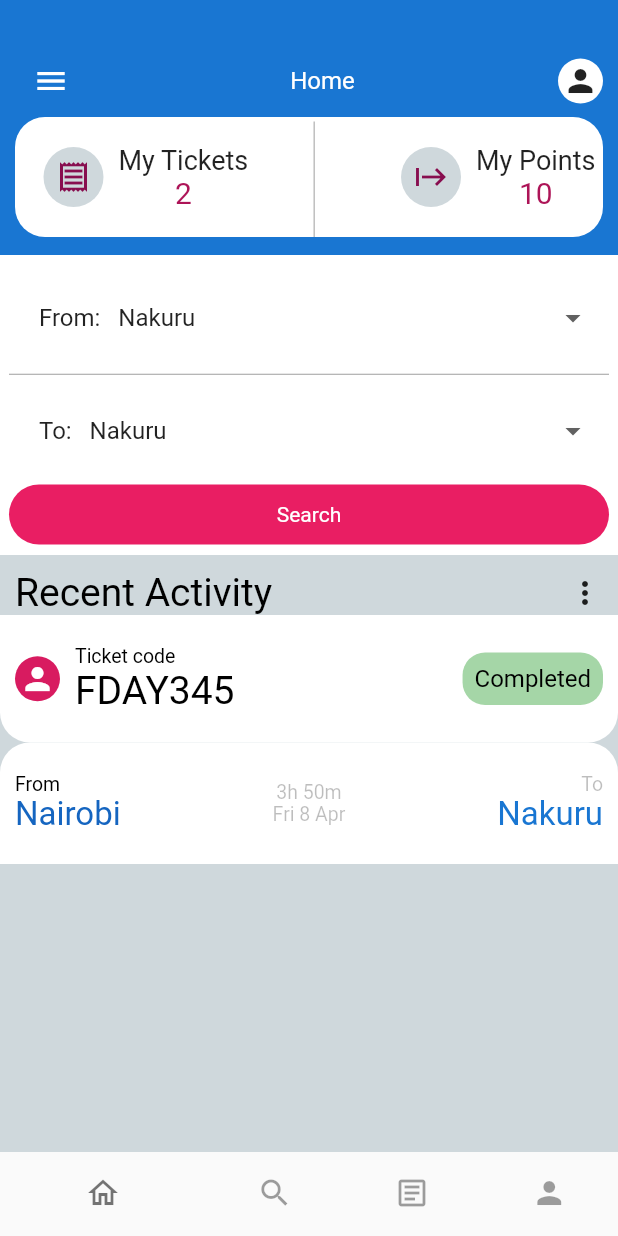
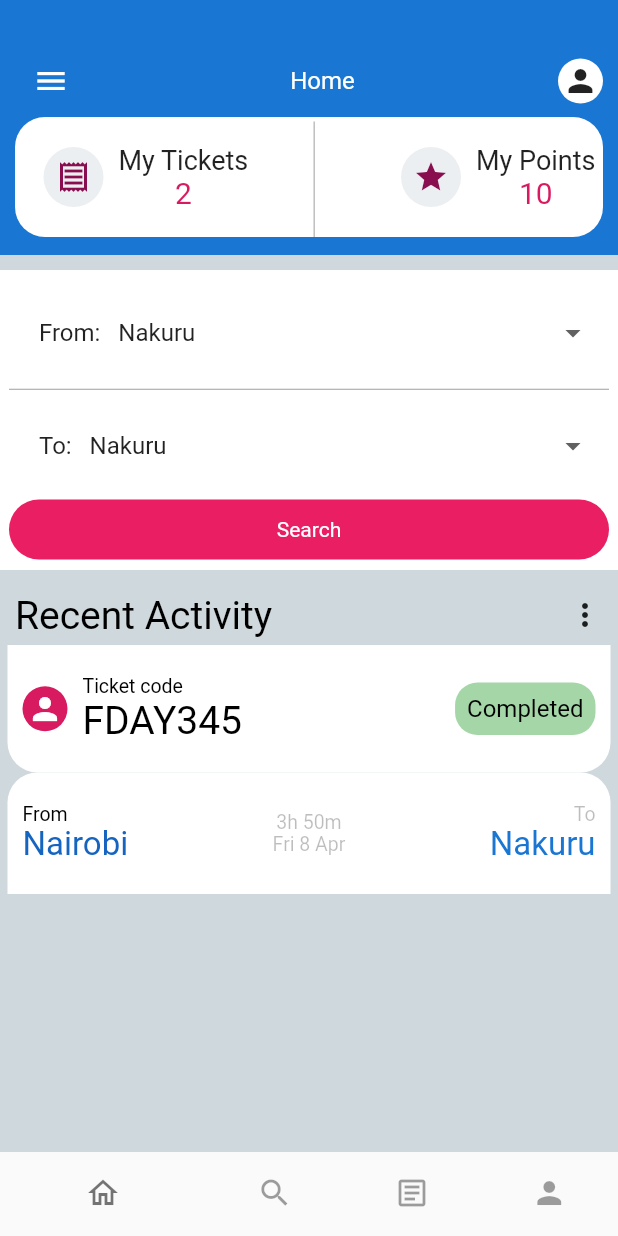
Before and after one commit to Brian-mula/booking-app, a Flutter app: the MainHomePage screen opened directly, on a phone screen of 412 x 824 dp. Run offline on Flutter 3.47's test engine with Material 2 defaults, Android fonts, the phone set to English and light mode, and no system bars.

Commit message:
home page update

```diff
--- a/lib/main.dart
+++ b/lib/main.dart
@@ -17,11 +17,10 @@ class MyApp extends StatelessWidget {
         debugShowCheckedModeBanner: false,
         title: 'Dashboard',
         theme: ThemeData(
-
           primarySwatch: Colors.blue,
         ),
-      // home: const MainHomePage()
-      home:const Register(),
+        home: const MainHomePage()
+        // home:const Register(),
         );
   }
 }
--- a/lib/pages/home_page.dart
+++ b/lib/pages/home_page.dart
@@ -15,7 +15,8 @@ class HomePage extends StatelessWidget {
       child: Column(
         children: [
           Container(
-            padding: const EdgeInsets.only(top: 30,left: 10,right: 10,bottom: 10),
+            padding:
+                const EdgeInsets.only(top: 30, left: 10, right: 10, bottom: 10),
             height: 170,
             color: Colors.blue.shade700,
             child: Column(
@@ -24,36 +25,41 @@ class HomePage extends StatelessWidget {
                 Row(
                   mainAxisAlignment: MainAxisAlignment.spaceBetween,
                   children: [
-                    IconButton(onPressed: (){}, icon: const Icon(Icons.menu_outlined,color: Colors.white,)),
-                    const Text("Home",style: TextStyle(
+                    IconButton(
+                        onPressed: () {},
+                        icon: const Icon(
+                          Icons.menu_outlined,
                           color: Colors.white,
-                      fontSize: 16
-                    ),),
+                        )),
+                    const Text(
+                      "Home",
+                      style: TextStyle(color: Colors.white, fontSize: 16),
+                    ),
                     Container(
                         height: 30,
                         width: 30,
                         decoration: BoxDecoration(
                             color: Colors.white,
-                        borderRadius: BorderRadius.circular(15)
-                      ),
-                      child: const Icon(Icons.person)
-                        )
-
+                            borderRadius: BorderRadius.circular(15)),
+                        child: const Icon(Icons.person))
                   ],
                 ),
                 Container(
-                padding: const EdgeInsets.only(left: 5,right: 5),
+                  padding: const EdgeInsets.only(left: 5, right: 5),
                   height: 80,
                   decoration: BoxDecoration(
                       borderRadius: BorderRadius.circular(20),
-                  color: Colors.white
-                ),
+                      color: Colors.white),
                   child: Row(
                     mainAxisAlignment: MainAxisAlignment.spaceBetween,
                     children: [
                       _customeRows("2", "My Tickets", Icons.receipt_outlined),
-                   const VerticalDivider(width: 3,color: Colors.black38, indent: 3,),
-                    _customeRows("10", "My Points", Icons.start_outlined)
+                      const VerticalDivider(
+                        width: 3,
+                        color: Colors.black38,
+                        indent: 3,
+                      ),
+                      _customeRows("10", "My Points", Icons.star)
                     ],
                   ),
                 ),
@@ -64,41 +70,45 @@ class HomePage extends StatelessWidget {
             height: 200,
             width: double.maxFinite,
             color: Colors.white,
-            padding: EdgeInsets.all(6),
+            padding: const EdgeInsets.all(6),
+            margin: const EdgeInsets.only(top: 10),
             child: Column(
                 mainAxisAlignment: MainAxisAlignment.start,
                 crossAxisAlignment: CrossAxisAlignment.start,
                 children: [
                   Container(
-                  padding:const EdgeInsets.all(12),
+                    padding: const EdgeInsets.all(12),
                     child: Row(
                       children: const [
                         Padding(
                           padding: EdgeInsets.all(8.0),
-                        child: Text("From: ",style: TextStyle(
-                          color: Colors.black87,
-                          fontSize: 16
-                        ),),
+                          child: Text(
+                            "From: ",
+                            style:
+                                TextStyle(color: Colors.black87, fontSize: 16),
+                          ),
                         ),
                         DropdownWidget(),
-
                       ],
                     ),
                   ),
-                Divider(height: 3,color: Colors.black38,),
+                  const Divider(
+                    height: 3,
+                    color: Colors.black38,
+                  ),
                   Container(
-                  padding:const EdgeInsets.all(12),
+                    padding: const EdgeInsets.all(12),
                     child: Row(
                       children: const [
                         Padding(
                           padding: EdgeInsets.all(8.0),
-                        child: Text("To: ",style: TextStyle(
-                          color: Colors.black87,
-                          fontSize: 16
-                        ),),
+                          child: Text(
+                            "To: ",
+                            style:
+                                TextStyle(color: Colors.black87, fontSize: 16),
+                          ),
                         ),
                         DropdownWidget(),
-
                       ],
                     ),
                   ),
@@ -107,19 +117,18 @@ class HomePage extends StatelessWidget {
                     width: double.maxFinite,
                     decoration: BoxDecoration(
                         borderRadius: BorderRadius.circular(20),
-                    color: Colors.pink.shade500
-
-                  ),
-                  child: const Center(child: Text("Search",style: TextStyle(
-                    color: Colors.white,
-                    fontSize: 14
-                  ),)),
+                        color: Colors.pink.shade500),
+                    child: const Center(
+                        child: Text(
+                      "Search",
+                      style: TextStyle(color: Colors.white, fontSize: 14),
+                    )),
                   )
-              ]
-              ),
+                ]),
           ),
           Container(
-          padding: const EdgeInsets.only(left: 10,right: 10,top: 10),
+            margin: const EdgeInsets.only(top: 5, bottom: 5),
+            padding: const EdgeInsets.only(left: 10, right: 10, top: 10),
             child: Row(
               mainAxisAlignment: MainAxisAlignment.spaceBetween,
               children: [
@@ -129,25 +138,24 @@ class HomePage extends StatelessWidget {
             ),
           ),
           Container(
-
-          padding:const EdgeInsets.only(left: 10,top: 20,right: 10,bottom: 20),
+              margin: const EdgeInsets.only(left: 5, right: 5),
+              padding: const EdgeInsets.only(
+                  left: 10, top: 20, right: 10, bottom: 20),
               decoration: const BoxDecoration(
                   borderRadius: BorderRadius.only(
                       bottomLeft: Radius.circular(20),
-              bottomRight: Radius.circular(20)
-              ),
-              color: Colors.white
-          ),
+                      bottomRight: Radius.circular(20)),
+                  color: Colors.white),
               child: const CustomeCard()),
           Container(
-           padding: const EdgeInsets.only(left: 10,top: 20,right: 10,bottom: 20),
+              margin: const EdgeInsets.only(left: 5, right: 5),
+              padding: const EdgeInsets.only(
+                  left: 10, top: 20, right: 10, bottom: 20),
               decoration: const BoxDecoration(
                   color: Colors.white,
                   borderRadius: BorderRadius.only(
                       topLeft: Radius.circular(20),
-             topRight: Radius.circular(20)
-             )
-           ),
+                      topRight: Radius.circular(20))),
               child: const CustomCardText())
         ],
       ),
@@ -160,29 +168,31 @@ class HomePage extends StatelessWidget {
       child: Row(
         children: [
           Container(
-
             height: 40,
             width: 40,
-                    decoration:  BoxDecoration(
-                      color: Colors.blueGrey.shade100,
-                      borderRadius: BorderRadius.circular(20)
-
+            decoration: BoxDecoration(
+                color: Colors.blueGrey.shade50,
+                borderRadius: BorderRadius.circular(20)),
+            child: Icon(
+              icon,
+              color: Colors.pink.shade900,
             ),
-                    child: Icon(icon,color: Colors.pink.shade900,),
           ),
           Container(
             padding: EdgeInsets.only(left: 10),
             child: Column(
               mainAxisAlignment: MainAxisAlignment.center,
               children: [
-                       Text(title,style: const TextStyle(
-                          fontSize:18,
-
-                        ),),
-                        Text(numb,style: TextStyle(
-                          fontSize:20,
-                          color: Colors.pink.shade800
-                        ),)
+                Text(
+                  title,
+                  style: const TextStyle(
+                    fontSize: 18,
+                  ),
+                ),
+                Text(
+                  numb,
+                  style: TextStyle(fontSize: 20, color: Colors.pink.shade600),
+                )
               ],
             ),
           )
```
Lines whose indentation alone changed are shown as unchanged.
